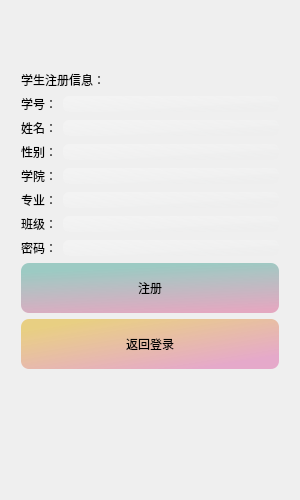
First picture: the form in untitled1/sturegisterdialog.ui, repository 2018876441/C-_project, before the edit.
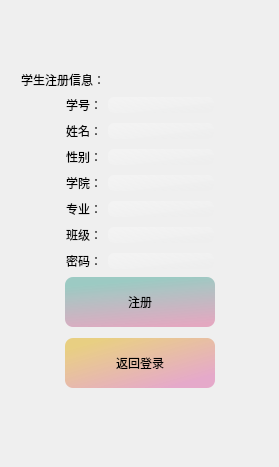
Second picture: the form after the edit. Icons and pictures are not drawn.

What changed in the file:
```diff
--- a/untitled1/sturegisterdialog.ui
+++ b/untitled1/sturegisterdialog.ui
@@ -6,8 +6,8 @@
    <rect>
     <x>0</x>
     <y>0</y>
-    <width>300</width>
-    <height>500</height>
+    <width>279</width>
+    <height>467</height>
    </rect>
   </property>
   <property name="windowTitle">
@@ -53,6 +53,19 @@
    </item>
    <item>
     <layout class="QHBoxLayout" name="horizontalLayout">
+     <item>
+      <spacer name="horizontalSpacer">
+       <property name="orientation">
+        <enum>Qt::Orientation::Horizontal</enum>
+       </property>
+       <property name="sizeHint" stdset="0">
+        <size>
+         <width>40</width>
+         <height>20</height>
+        </size>
+       </property>
+      </spacer>
+     </item>
      <item>
       <widget class="QLabel" name="label">
        <property name="text">
@@ -68,10 +81,36 @@
        </property>
       </widget>
      </item>
+     <item>
+      <spacer name="horizontalSpacer_2">
+       <property name="orientation">
+        <enum>Qt::Orientation::Horizontal</enum>
+       </property>
+       <property name="sizeHint" stdset="0">
+        <size>
+         <width>40</width>
+         <height>20</height>
+        </size>
+       </property>
+      </spacer>
+     </item>
     </layout>
    </item>
    <item>
     <layout class="QHBoxLayout" name="horizontalLayout_2">
+     <item>
+      <spacer name="horizontalSpacer_3">
+       <property name="orientation">
+        <enum>Qt::Orientation::Horizontal</enum>
+       </property>
+       <property name="sizeHint" stdset="0">
+        <size>
+         <width>40</width>
+         <height>20</height>
+        </size>
+       </property>
+      </spacer>
+     </item>
      <item>
       <widget class="QLabel" name="label_2">
        <property name="text">
@@ -86,10 +125,36 @@
        </property>
       </widget>
      </item>
+     <item>
+      <spacer name="horizontalSpacer_4">
+       <property name="orientation">
+        <enum>Qt::Orientation::Horizontal</enum>
+       </property>
+       <property name="sizeHint" stdset="0">
+        <size>
+         <width>40</width>
+         <height>20</height>
+        </size>
+       </property>
+      </spacer>
+     </item>
     </layout>
    </item>
    <item>
     <layout class="QHBoxLayout" name="horizontalLayout_3">
+     <item>
+      <spacer name="horizontalSpacer_5">
+       <property name="orientation">
+        <enum>Qt::Orientation::Horizontal</enum>
+       </property>
+       <property name="sizeHint" stdset="0">
+        <size>
+         <width>40</width>
+         <height>20</height>
+        </size>
+       </property>
+      </spacer>
+     </item>
      <item>
       <widget class="QLabel" name="label_3">
        <property name="text">
@@ -100,10 +165,36 @@
      <item>
       <widget class="QLineEdit" name="sexEdit"/>
      </item>
+     <item>
+      <spacer name="horizontalSpacer_6">
+       <property name="orientation">
+        <enum>Qt::Orientation::Horizontal</enum>
+       </property>
+       <property name="sizeHint" stdset="0">
+        <size>
+         <width>40</width>
+         <height>20</height>
+        </size>
+       </property>
+      </spacer>
+     </item>
     </layout>
    </item>
    <item>
     <layout class="QHBoxLayout" name="horizontalLayout_4">
+     <item>
+      <spacer name="horizontalSpacer_7">
+       <property name="orientation">
+        <enum>Qt::Orientation::Horizontal</enum>
+       </property>
+       <property name="sizeHint" stdset="0">
+        <size>
+         <width>40</width>
+         <height>20</height>
+        </size>
+       </property>
+      </spacer>
+     </item>
      <item>
       <widget class="QLabel" name="label_4">
        <property name="text">
@@ -114,10 +205,36 @@
      <item>
       <widget class="QLineEdit" name="collegeEdit"/>
      </item>
+     <item>
+      <spacer name="horizontalSpacer_8">
+       <property name="orientation">
+        <enum>Qt::Orientation::Horizontal</enum>
+       </property>
+       <property name="sizeHint" stdset="0">
+        <size>
+         <width>40</width>
+         <height>20</height>
+        </size>
+       </property>
+      </spacer>
+     </item>
     </layout>
    </item>
    <item>
     <layout class="QHBoxLayout" name="horizontalLayout_5">
+     <item>
+      <spacer name="horizontalSpacer_9">
+       <property name="orientation">
+        <enum>Qt::Orientation::Horizontal</enum>
+       </property>
+       <property name="sizeHint" stdset="0">
+        <size>
+         <width>40</width>
+         <height>20</height>
+        </size>
+       </property>
+      </spacer>
+     </item>
      <item>
       <widget class="QLabel" name="label_5">
        <property name="text">
@@ -128,10 +245,36 @@
      <item>
       <widget class="QLineEdit" name="majorEdit"/>
      </item>
+     <item>
+      <spacer name="horizontalSpacer_10">
+       <property name="orientation">
+        <enum>Qt::Orientation::Horizontal</enum>
+       </property>
+       <property name="sizeHint" stdset="0">
+        <size>
+         <width>40</width>
+         <height>20</height>
+        </size>
+       </property>
+      </spacer>
+     </item>
     </layout>
    </item>
    <item>
     <layout class="QHBoxLayout" name="horizontalLayout_7">
+     <item>
+      <spacer name="horizontalSpacer_11">
+       <property name="orientation">
+        <enum>Qt::Orientation::Horizontal</enum>
+       </property>
+       <property name="sizeHint" stdset="0">
+        <size>
+         <width>40</width>
+         <height>20</height>
+        </size>
+       </property>
+      </spacer>
+     </item>
      <item>
       <widget class="QLabel" name="label_6">
        <property name="text">
@@ -142,10 +285,36 @@
      <item>
       <widget class="QLineEdit" name="classEdit"/>
      </item>
+     <item>
+      <spacer name="horizontalSpacer_12">
+       <property name="orientation">
+        <enum>Qt::Orientation::Horizontal</enum>
+       </property>
+       <property name="sizeHint" stdset="0">
+        <size>
+         <width>40</width>
+         <height>20</height>
+        </size>
+       </property>
+      </spacer>
+     </item>
     </layout>
    </item>
    <item>
     <layout class="QHBoxLayout" name="horizontalLayout_6">
+     <item>
+      <spacer name="horizontalSpacer_13">
+       <property name="orientation">
+        <enum>Qt::Orientation::Horizontal</enum>
+       </property>
+       <property name="sizeHint" stdset="0">
+        <size>
+         <width>40</width>
+         <height>20</height>
+        </size>
+       </property>
+      </spacer>
+     </item>
      <item>
       <widget class="QLabel" name="label_7">
        <property name="text">
@@ -156,15 +325,41 @@
      <item>
       <widget class="QLineEdit" name="pwdEdit"/>
      </item>
+     <item>
+      <spacer name="horizontalSpacer_14">
+       <property name="orientation">
+        <enum>Qt::Orientation::Horizontal</enum>
+       </property>
+       <property name="sizeHint" stdset="0">
+        <size>
+         <width>40</width>
+         <height>20</height>
+        </size>
+       </property>
+      </spacer>
+     </item>
     </layout>
    </item>
    <item>
-    <layout class="QVBoxLayout" name="verticalLayout_3">
+    <layout class="QHBoxLayout" name="horizontalLayout_9">
+     <item>
+      <spacer name="horizontalSpacer_15">
+       <property name="orientation">
+        <enum>Qt::Orientation::Horizontal</enum>
+       </property>
+       <property name="sizeHint" stdset="0">
+        <size>
+         <width>40</width>
+         <height>20</height>
+        </size>
+       </property>
+      </spacer>
+     </item>
      <item>
       <widget class="QPushButton" name="regBtn">
        <property name="minimumSize">
         <size>
-         <width>50</width>
+         <width>150</width>
          <height>50</height>
         </size>
        </property>
@@ -178,10 +373,43 @@
       </widget>
      </item>
      <item>
+      <spacer name="horizontalSpacer_16">
+       <property name="orientation">
+        <enum>Qt::Orientation::Horizontal</enum>
+       </property>
+       <property name="sizeHint" stdset="0">
+        <size>
+         <width>40</width>
+         <height>20</height>
+        </size>
+       </property>
+      </spacer>
+     </item>
+    </layout>
+   </item>
+   <item>
+    <layout class="QHBoxLayout" name="horizontalLayout_10">
+     <property name="topMargin">
+      <number>5</number>
+     </property>
+     <item>
+      <spacer name="horizontalSpacer_18">
+       <property name="orientation">
+        <enum>Qt::Orientation::Horizontal</enum>
+       </property>
+       <property name="sizeHint" stdset="0">
+        <size>
+         <width>40</width>
+         <height>20</height>
+        </size>
+       </property>
+      </spacer>
+     </item>
+     <item>
       <widget class="QPushButton" name="returnBtn">
        <property name="minimumSize">
         <size>
-         <width>50</width>
+         <width>150</width>
          <height>50</height>
         </size>
        </property>
@@ -195,20 +423,33 @@
       </widget>
      </item>
      <item>
-      <spacer name="verticalSpacer_2">
+      <spacer name="horizontalSpacer_17">
        <property name="orientation">
-        <enum>Qt::Orientation::Vertical</enum>
+        <enum>Qt::Orientation::Horizontal</enum>
        </property>
        <property name="sizeHint" stdset="0">
         <size>
-         <width>20</width>
-         <height>40</height>
+         <width>40</width>
+         <height>20</height>
         </size>
        </property>
       </spacer>
      </item>
     </layout>
    </item>
+   <item>
+    <spacer name="verticalSpacer_2">
+     <property name="orientation">
+      <enum>Qt::Orientation::Vertical</enum>
+     </property>
+     <property name="sizeHint" stdset="0">
+      <size>
+       <width>20</width>
+       <height>40</height>
+      </size>
+     </property>
+    </spacer>
+   </item>
   </layout>
  </widget>
  <resources/>
```
